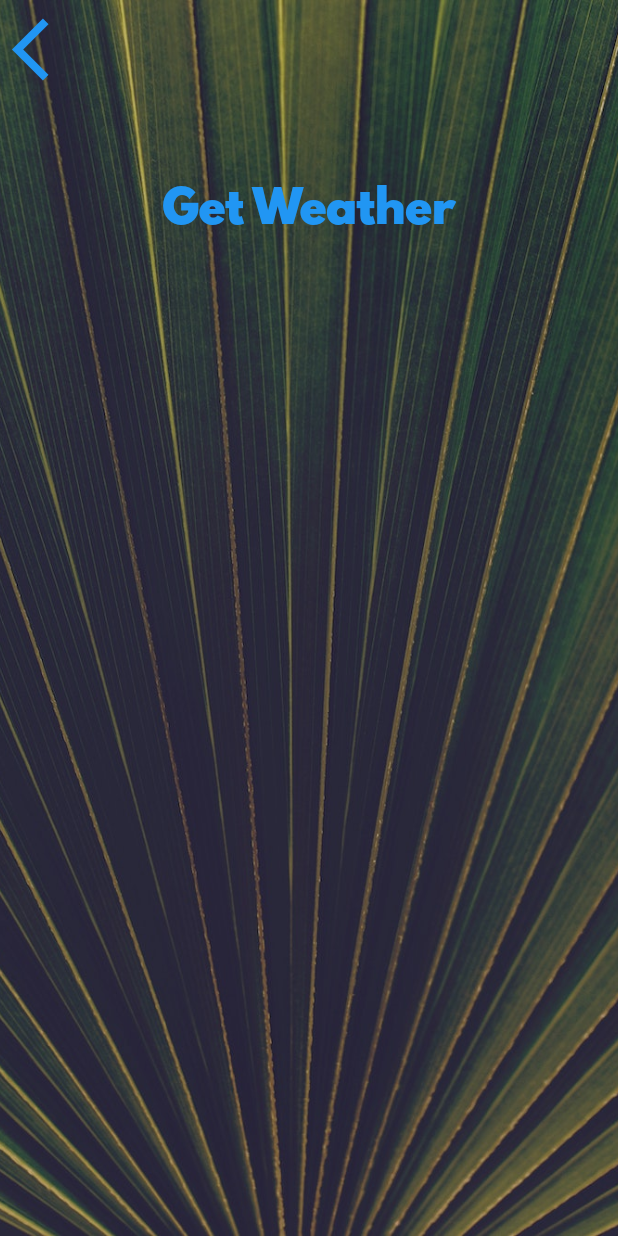
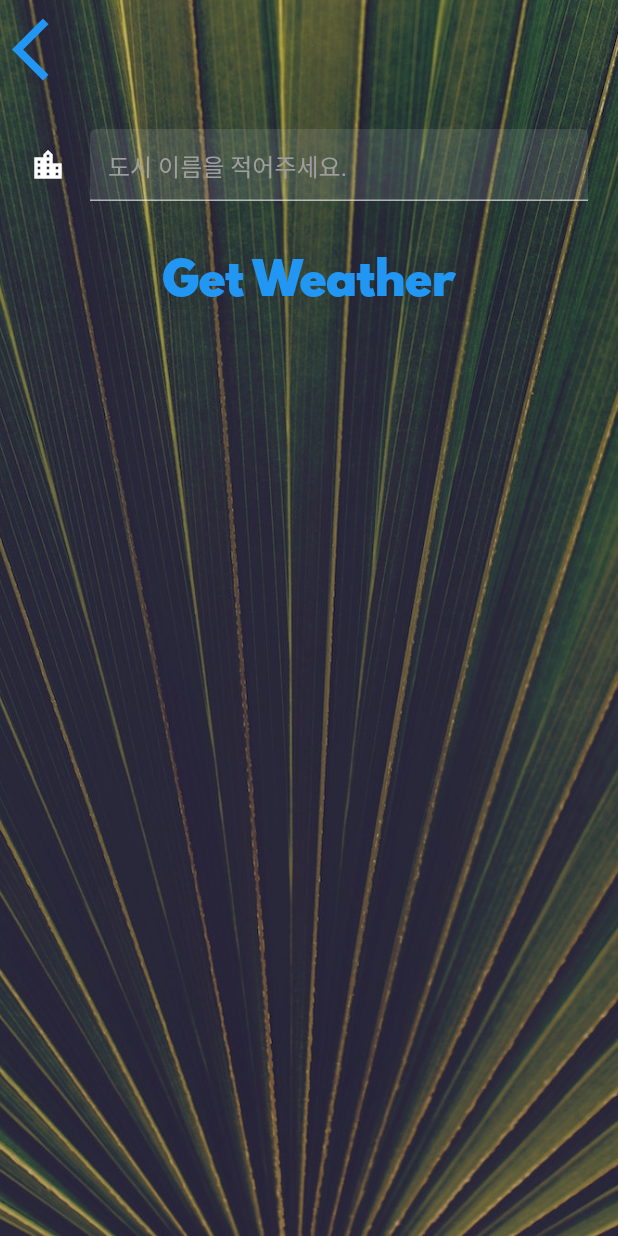
Before and after one commit to soongon/clima_flutter, a Flutter app: the CityScreen screen opened directly, on a phone screen of 412 x 824 dp. Run offline on Flutter 3.47's test engine with Material 2 defaults, Android fonts, the phone set to English and light mode, and no system bars; our stand-ins replace flutter_spinkit, geolocator.

Commit message:
initial commit

```diff
--- a/lib/ui/city_screen.dart
+++ b/lib/ui/city_screen.dart
@@ -2,7 +2,9 @@ import 'package:flutter/material.dart';
 import 'package:clima_flutter/utilities/constants.dart';
 
 class CityScreen extends StatelessWidget {
-  const CityScreen({Key? key}) : super(key: key);
+  CityScreen({Key? key}) : super(key: key);
+
+  late String cityName;
 
   @override
   Widget build(BuildContext context) {
@@ -20,7 +22,9 @@ class CityScreen extends StatelessWidget {
             Align(
               alignment: Alignment.topLeft,
               child: TextButton(
-                onPressed: () {},
+                onPressed: () {
+                  Navigator.pop(context);
+                },
                 child: Icon(
                   Icons.arrow_back_ios,
                   size: 50.0,
@@ -29,10 +33,27 @@ class CityScreen extends StatelessWidget {
             ),
             Container(
               padding: EdgeInsets.all(20.0),
-              child: null,
+              child: TextField(
+                onChanged: (value) {
+                  cityName = value;
+                },
+                decoration: InputDecoration(
+                  filled: true,
+                  hintText: '도시 이름을 적어주세요.',
+                  hintStyle: TextStyle(
+                    color: Colors.grey,
+                  ),
+                  icon: Icon(
+                    Icons.location_city,
+                    color: Colors.white,
+                  ),
+                ),
+              ),
             ),
             TextButton(
-              onPressed: () {},
+              onPressed: () {
+                Navigator.pop(context, cityName);
+              },
               child: Text(
                 'Get Weather',
                 style: kButtonTextStyle,
```
Also changed, not shown: lib/ui/location_screen.dart (+14 -15 lines).
